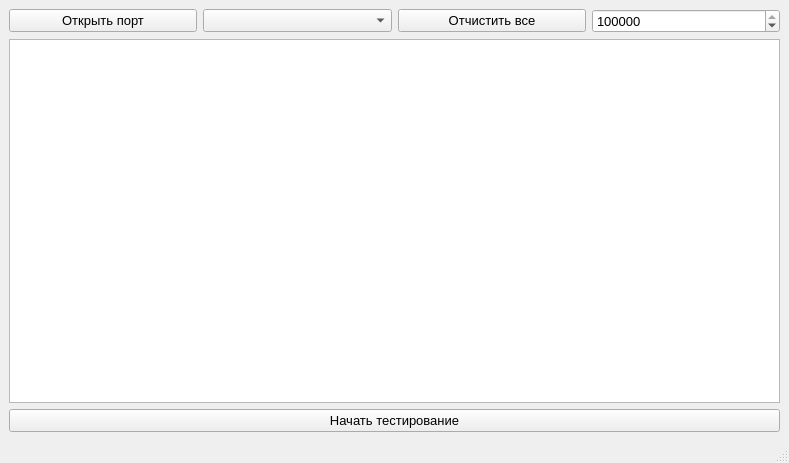
This is mainwindow.ui in Gessan29/Desktop_UART as Qt 5 draws it before an edit. The edited form follows.
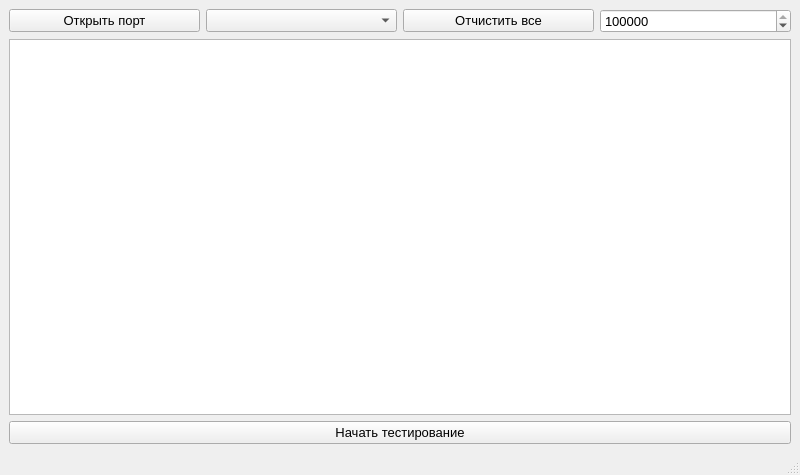
This is the edited form. Custom widgets are drawn as their Qt base class.

Patch:
```diff
--- a/mainwindow.ui
+++ b/mainwindow.ui
@@ -6,8 +6,8 @@
    <rect>
     <x>0</x>
     <y>0</y>
-    <width>789</width>
-    <height>463</height>
+    <width>800</width>
+    <height>475</height>
    </rect>
   </property>
   <property name="windowTitle">
```
Left out of the diff: 2 changed lines with no effect on the pictures.
